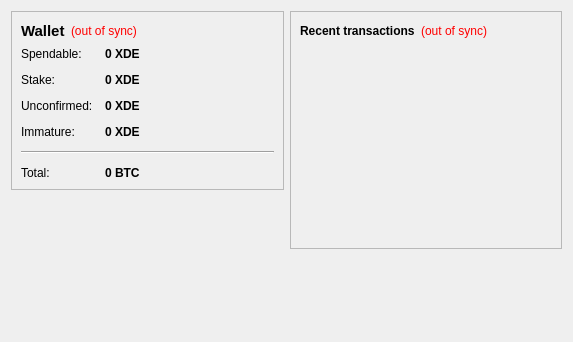
Before: the Qt Designer form src/qt/forms/overviewpage.ui in kdsmith18542/demoncoin, drawn with Qt 5.
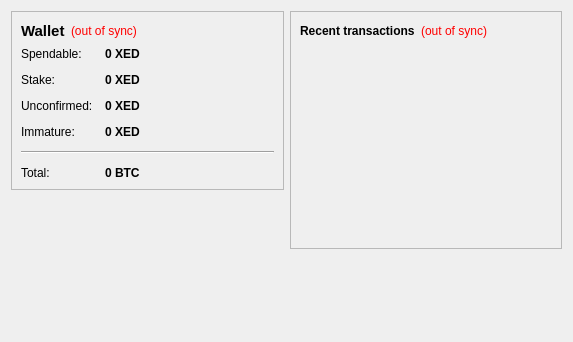
After: the same form once the commit is applied.

Patch:
```diff
--- a/src/qt/forms/overviewpage.ui
+++ b/src/qt/forms/overviewpage.ui
@@ -105,7 +105,7 @@
              <string>Your current spendable balance</string>
             </property>
             <property name="text">
-             <string notr="true">0 XDE</string>
+             <string notr="true">0 XED</string>
             </property>
             <property name="textInteractionFlags">
              <set>Qt::LinksAccessibleByMouse|Qt::TextSelectableByKeyboard|Qt::TextSelectableByMouse</set>
@@ -134,7 +134,7 @@
              <string>Total of coins that was staked, and do not yet count toward the current balance</string>
             </property>
             <property name="text">
-             <string notr="true">0 XDE</string>
+             <string notr="true">0 XED</string>
             </property>
             <property name="textInteractionFlags">
              <set>Qt::LinksAccessibleByMouse|Qt::TextSelectableByKeyboard|Qt::TextSelectableByMouse</set>
@@ -163,7 +163,7 @@
              <string>Total of transactions that have yet to be confirmed, and do not yet count toward the current balance</string>
             </property>
             <property name="text">
-             <string notr="true">0 XDE</string>
+             <string notr="true">0 XED</string>
             </property>
             <property name="textInteractionFlags">
              <set>Qt::LinksAccessibleByMouse|Qt::TextSelectableByKeyboard|Qt::TextSelectableByMouse</set>
@@ -189,7 +189,7 @@
              <string>Mined balance that has not yet matured</string>
             </property>
             <property name="text">
-             <string notr="true">0 XDE</string>
+             <string notr="true">0 XED</string>
             </property>
             <property name="textInteractionFlags">
              <set>Qt::LinksAccessibleByMouse|Qt::TextSelectableByKeyboard|Qt::TextSelectableByMouse</set>
```
